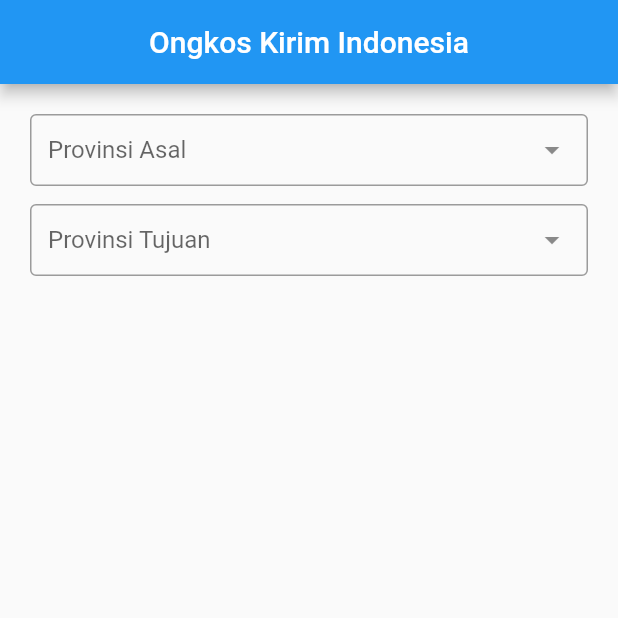
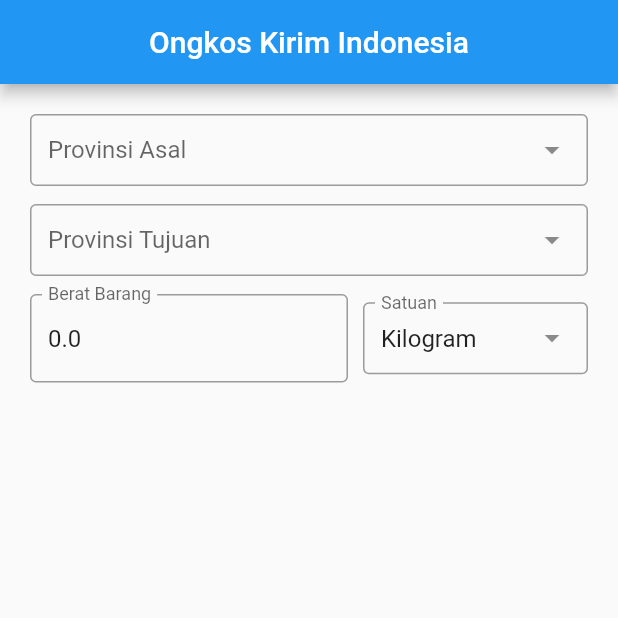
Before and after one commit to ceedadev/FlutterOngkir, a Flutter app: the screen it shows after launch, on a phone screen of 412 x 824 dp, the top half of it. Run offline on Flutter 3.47's test engine with Material 2 defaults, Android fonts, the phone set to English and light mode, and no system bars; drawn by our look-alikes of dropdown_search; our stand-ins replace get.

Commit message:
added berat calculation

```diff
--- a/lib/app/modules/home/controllers/home_controller.dart
+++ b/lib/app/modules/home/controllers/home_controller.dart
@@ -1,3 +1,4 @@
+import 'package:flutter/material.dart';
 import 'package:get/get.dart';
 
 class HomeController extends GetxController {
@@ -7,4 +8,60 @@ class HomeController extends GetxController {
   var hiddenKotaTujuan = true.obs;
   var provIdTujuan = 0.obs;
   var cityIdTujuan = 0.obs;
+
+  double berat = 0.0;
+  String satuan = 'gram';
+
+  late TextEditingController beratC;
+
+  void convertBerat(String value) {
+    berat = double.tryParse(value) ?? 0.0;
+    String cekSatuan = satuan;
+
+    switch (cekSatuan) {
+      case 'Kilogram':
+        berat = berat * 1000;
+        break;
+      case 'gram':
+        berat = berat * 1;
+        break;
+      case 'lbs':
+        berat = berat * 2204.62;
+        break;
+      default:
+        berat = berat;
+    }
+    print("${berat} gram");
+  }
+
+  void ubahSatuan(String value) {
+    berat = double.tryParse(beratC.text) ?? 0.0;
+    switch (value) {
+      case 'Kilogram':
+        berat = berat * 1000;
+        break;
+      case 'gram':
+        berat = berat * 1;
+        break;
+      case 'lbs':
+        berat = berat * 2204.62;
+        break;
+      default:
+        berat = berat;
+    }
+    satuan = value;
+    print(value);
+  }
+
+  @override
+  void onInit() {
+    beratC = TextEditingController(text: '$berat');
+    super.onInit();
+  }
+
+  @override
+  void onClose() {
+    beratC.dispose();
+    super.onClose();
+  }
 }
--- a/lib/app/modules/home/views/home_view.dart
+++ b/lib/app/modules/home/views/home_view.dart
@@ -1,6 +1,7 @@
 import 'package:flutter/material.dart';
 import 'package:get/get.dart';
 
+import './widgets/BeratBarang.dart';
 import './widgets/CityDropdownSearch.dart';
 import './widgets/ProvinceDropdownSearch.dart';
 
@@ -35,7 +36,9 @@ class HomeView extends GetView<HomeController> {
                     tipe: 'tujuan',
                   ),
           ),
+          BeratBarang(),
         ],
-        ));
+      ),
+    );
   }
 }
--- /dev/null
+++ b/lib/app/modules/home/views/widgets/BeratBarang.dart
@@ -0,0 +1,44 @@
+import 'package:dropdown_search/dropdown_search.dart';
+import 'package:get/get.dart';
+import 'package:flutter/material.dart';
+import 'package:ongkir/app/modules/home/controllers/home_controller.dart';
+
+class BeratBarang extends GetView<HomeController> {
+  const BeratBarang({Key? key}) : super(key: key);
+
+  @override
+  Widget build(BuildContext context) {
+    return Padding(
+      padding: const EdgeInsets.only(bottom: 12),
+      child: Row(
+        children: [
+          Expanded(
+            child: TextField(
+              controller: controller.beratC,
+              autocorrect: false,
+              keyboardType: TextInputType.numberWithOptions(decimal: true),
+              decoration: InputDecoration(
+                labelText: "Berat Barang",
+                hintText: 'Masukkan Berat Barang',
+                border: OutlineInputBorder(),
+              ),
+              onChanged: (value) => controller.convertBerat(value),
+            ),
+          ),
+          SizedBox(width: 10),
+          Container(
+            width: 150,
+            child: DropdownSearch<String>(
+              mode: Mode.BOTTOM_SHEET,
+              showSelectedItem: true,
+              items: ['Kilogram', 'gram', 'lbs'],
+              label: "Satuan",
+              selectedItem: 'Kilogram',
+              onChanged: (value) => controller.ubahSatuan(value!),
+            ),
+          )
+        ],
+      ),
+    );
+  }
+}
```
Lines whose indentation alone changed are shown as unchanged.
